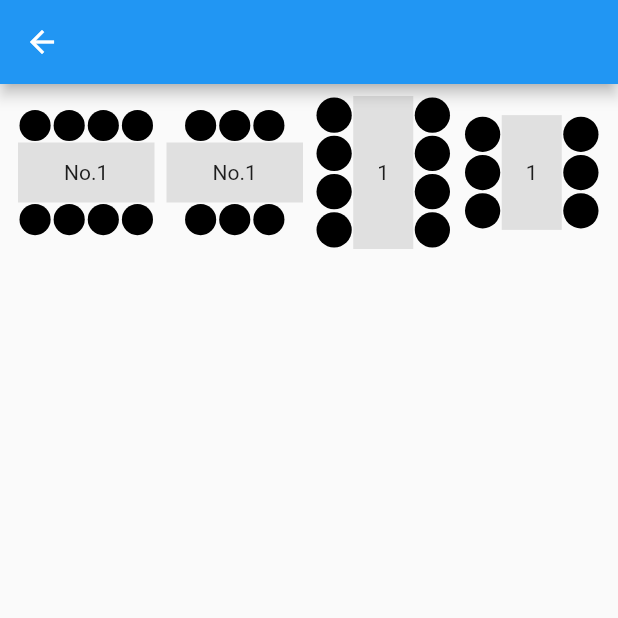
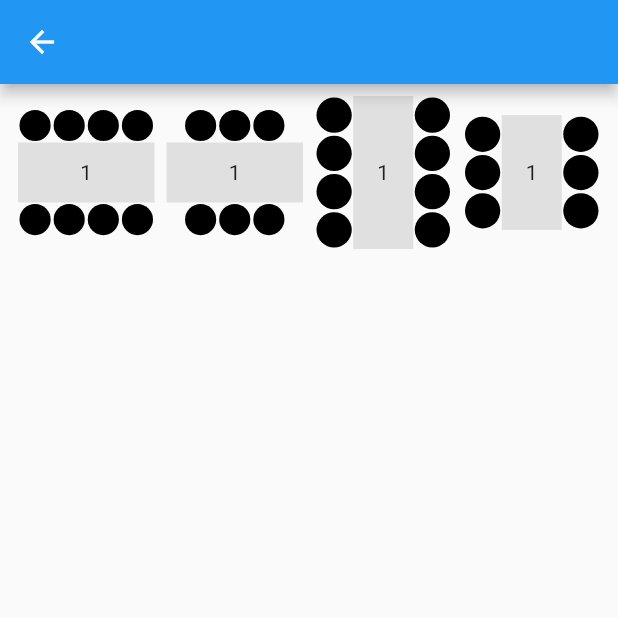
Before and after one commit to engineer-circle/engineer-circle, a Flutter app: the CreateSeatingChartPage screen opened directly, on a phone screen of 412 x 824 dp, the top half of it. Run offline on Flutter 3.47's test engine with Material 2 defaults, Android fonts, the phone set to English and light mode, and no system bars; our stand-ins replace flutter_riverpod; missing offline and left inert: roggle.

Commit message:
テキスト文字修正

```diff
--- a/lib/feature/admin/create_seating_chart/ui/component/horizontal_admin_seating_layout.dart
+++ b/lib/feature/admin/create_seating_chart/ui/component/horizontal_admin_seating_layout.dart
@@ -65,7 +65,7 @@ class HorizontalAdminSeatingLayout extends StatelessWidget {
       padding: const EdgeInsets.symmetric(vertical: 4),
       color: Colors.grey[300],
       child: Center(
-        child: Text('No.$tableId'),
+        child: Text('$tableId'),
       ),
     );
   }
```
